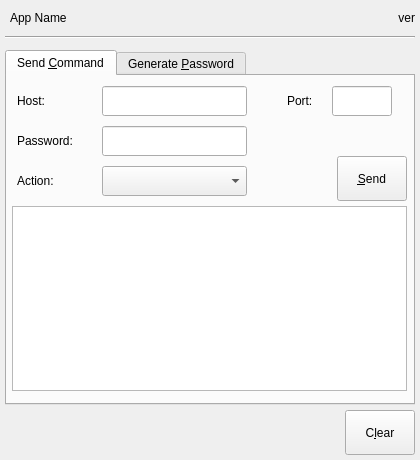
The window that tor-util.ui (GIJack/tor-util) describes before a commit, drawn with Qt 5.
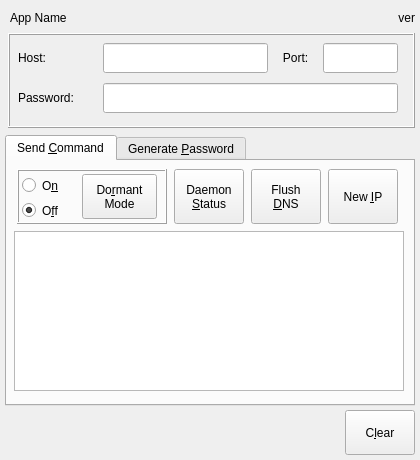
The same window after the commit. Icons and pictures are not drawn.

Commit message: overhaul UI, commands now uses -ng buttons

Patch:
```diff
--- a/tor-util.ui
+++ b/tor-util.ui
@@ -38,9 +38,9 @@
    <property name="geometry">
     <rect>
      <x>5</x>
-     <y>50</y>
+     <y>135</y>
      <width>410</width>
-     <height>355</height>
+     <height>271</height>
     </rect>
    </property>
    <property name="sizePolicy">
@@ -51,8 +51,8 @@
    </property>
    <property name="minimumSize">
     <size>
-     <width>410</width>
-     <height>355</height>
+     <width>0</width>
+     <height>0</height>
     </size>
    </property>
    <property name="focusPolicy">
@@ -71,159 +71,13 @@
     <attribute name="title">
      <string>Send &amp;Command</string>
     </attribute>
-    <widget class="QLineEdit" name="text_host_send">
-     <property name="geometry">
-      <rect>
-       <x>95</x>
-       <y>10</y>
-       <width>145</width>
-       <height>30</height>
-      </rect>
-     </property>
-     <property name="toolTip">
-      <string>Address of TOR daemon</string>
-     </property>
-     <property name="inputMethodHints">
-      <set>Qt::ImhNoAutoUppercase</set>
-     </property>
-     <property name="text">
-      <string/>
-     </property>
-     <property name="maxLength">
-      <number>64</number>
-     </property>
-     <property name="cursorPosition">
-      <number>0</number>
-     </property>
-    </widget>
-    <widget class="QLineEdit" name="text_port_send">
-     <property name="geometry">
-      <rect>
-       <x>325</x>
-       <y>10</y>
-       <width>60</width>
-       <height>30</height>
-      </rect>
-     </property>
-     <property name="toolTip">
-      <string>Port of TOR daemon</string>
-     </property>
-     <property name="inputMethodHints">
-      <set>Qt::ImhDigitsOnly|Qt::ImhPreferNumbers</set>
-     </property>
-     <property name="inputMask">
-      <string notr="true">99999</string>
-     </property>
-     <property name="text">
-      <string/>
-     </property>
-     <property name="maxLength">
-      <number>5</number>
-     </property>
-    </widget>
-    <widget class="QLabel" name="label_host_send">
-     <property name="geometry">
-      <rect>
-       <x>10</x>
-       <y>10</y>
-       <width>55</width>
-       <height>30</height>
-      </rect>
-     </property>
-     <property name="toolTip">
-      <string>Address of TOR daemon</string>
-     </property>
-     <property name="text">
-      <string>Host:</string>
-     </property>
-     <property name="alignment">
-      <set>Qt::AlignLeading|Qt::AlignLeft|Qt::AlignVCenter</set>
-     </property>
-    </widget>
-    <widget class="QLabel" name="label_port_send">
-     <property name="geometry">
-      <rect>
-       <x>280</x>
-       <y>10</y>
-       <width>40</width>
-       <height>30</height>
-      </rect>
-     </property>
-     <property name="toolTip">
-      <string>Port of TOR daemon</string>
-     </property>
-     <property name="text">
-      <string>Port:</string>
-     </property>
-     <property name="alignment">
-      <set>Qt::AlignLeading|Qt::AlignLeft|Qt::AlignVCenter</set>
-     </property>
-    </widget>
-    <widget class="QComboBox" name="combo_action_send">
-     <property name="geometry">
-      <rect>
-       <x>95</x>
-       <y>90</y>
-       <width>145</width>
-       <height>30</height>
-      </rect>
-     </property>
-     <property name="toolTip">
-      <string>Select What To Send</string>
-     </property>
-    </widget>
-    <widget class="QLabel" name="label_action_send">
-     <property name="geometry">
-      <rect>
-       <x>10</x>
-       <y>90</y>
-       <width>75</width>
-       <height>30</height>
-      </rect>
-     </property>
-     <property name="toolTip">
-      <string>Select What To Send</string>
-     </property>
-     <property name="text">
-      <string>Action:</string>
-     </property>
-     <property name="alignment">
-      <set>Qt::AlignLeading|Qt::AlignLeft|Qt::AlignVCenter</set>
-     </property>
-    </widget>
-    <widget class="QPushButton" name="button_send">
-     <property name="geometry">
-      <rect>
-       <x>330</x>
-       <y>80</y>
-       <width>70</width>
-       <height>45</height>
-      </rect>
-     </property>
-     <property name="sizePolicy">
-      <sizepolicy hsizetype="Fixed" vsizetype="Fixed">
-       <horstretch>0</horstretch>
-       <verstretch>0</verstretch>
-      </sizepolicy>
-     </property>
-     <property name="toolTip">
-      <string>Execute Command</string>
-     </property>
-     <property name="text">
-      <string>&amp;Send</string>
-     </property>
-     <property name="icon">
-      <iconset theme="media-playback-start">
-       <normaloff>.</normaloff>.</iconset>
-     </property>
-    </widget>
     <widget class="QPlainTextEdit" name="text_output_send">
      <property name="geometry">
       <rect>
-       <x>5</x>
-       <y>130</y>
-       <width>395</width>
-       <height>185</height>
+       <x>7</x>
+       <y>70</y>
+       <width>390</width>
+       <height>160</height>
       </rect>
      </property>
      <property name="sizePolicy">
@@ -247,46 +101,189 @@
       <set>Qt::TextSelectableByKeyboard|Qt::TextSelectableByMouse</set>
      </property>
     </widget>
-    <widget class="QLineEdit" name="text_password_send">
+    <widget class="QPushButton" name="button_daemon_status">
      <property name="geometry">
       <rect>
-       <x>95</x>
-       <y>50</y>
-       <width>145</width>
-       <height>30</height>
+       <x>167</x>
+       <y>8</y>
+       <width>70</width>
+       <height>55</height>
       </rect>
      </property>
+     <property name="sizePolicy">
+      <sizepolicy hsizetype="Fixed" vsizetype="Fixed">
+       <horstretch>0</horstretch>
+       <verstretch>0</verstretch>
+      </sizepolicy>
+     </property>
+     <property name="minimumSize">
+      <size>
+       <width>0</width>
+       <height>55</height>
+      </size>
+     </property>
+     <property name="maximumSize">
+      <size>
+       <width>70</width>
+       <height>16777215</height>
+      </size>
+     </property>
      <property name="toolTip">
       <string>Optional: TOR API Password. Omitted if Blank</string>
      </property>
-     <property name="inputMethodHints">
-      <set>Qt::ImhHiddenText|Qt::ImhNoAutoUppercase|Qt::ImhNoPredictiveText|Qt::ImhSensitiveData</set>
+     <property name="text">
+      <string>Daemon
+&amp;Status</string>
      </property>
-     <property name="inputMask">
-      <string/>
+    </widget>
+    <widget class="QPushButton" name="button_flush_dns">
+     <property name="geometry">
+      <rect>
+       <x>244</x>
+       <y>8</y>
+       <width>70</width>
+       <height>55</height>
+      </rect>
      </property>
-     <property name="maxLength">
-      <number>32767</number>
+     <property name="sizePolicy">
+      <sizepolicy hsizetype="Fixed" vsizetype="Fixed">
+       <horstretch>0</horstretch>
+       <verstretch>0</verstretch>
+      </sizepolicy>
      </property>
-     <property name="echoMode">
-      <enum>QLineEdit::Password</enum>
+     <property name="minimumSize">
+      <size>
+       <width>0</width>
+       <height>55</height>
+      </size>
      </property>
+     <property name="maximumSize">
+      <size>
+       <width>70</width>
+       <height>16777215</height>
+      </size>
+     </property>
+     <property name="text">
+      <string>Flush
+&amp;DNS</string>
+     </property>
     </widget>
-    <widget class="QLabel" name="label_password_send">
+    <widget class="QPushButton" name="button_new_ip">
+     <property name="geometry">
+      <rect>
+       <x>321</x>
+       <y>8</y>
+       <width>70</width>
+       <height>55</height>
+      </rect>
+     </property>
+     <property name="sizePolicy">
+      <sizepolicy hsizetype="Fixed" vsizetype="Fixed">
+       <horstretch>0</horstretch>
+       <verstretch>0</verstretch>
+      </sizepolicy>
+     </property>
+     <property name="minimumSize">
+      <size>
+       <width>0</width>
+       <height>55</height>
+      </size>
+     </property>
+     <property name="maximumSize">
+      <size>
+       <width>70</width>
+       <height>16777215</height>
+      </size>
+     </property>
+     <property name="toolTip">
+      <string>Execute Command</string>
+     </property>
+     <property name="text">
+      <string>New &amp;IP</string>
+     </property>
+    </widget>
+    <widget class="QFrame" name="frame_dormant_mode">
      <property name="geometry">
       <rect>
        <x>10</x>
-       <y>50</y>
-       <width>75</width>
-       <height>30</height>
+       <y>8</y>
+       <width>150</width>
+       <height>55</height>
       </rect>
      </property>
-     <property name="toolTip">
-      <string>Optional: TOR API Password. Omitted if Blank</string>
+     <property name="sizePolicy">
+      <sizepolicy hsizetype="Fixed" vsizetype="Fixed">
+       <horstretch>0</horstretch>
+       <verstretch>0</verstretch>
+      </sizepolicy>
      </property>
-     <property name="text">
-      <string>Password:</string>
+     <property name="minimumSize">
+      <size>
+       <width>145</width>
+       <height>55</height>
+      </size>
      </property>
+     <property name="maximumSize">
+      <size>
+       <width>150</width>
+       <height>16777215</height>
+      </size>
+     </property>
+     <property name="frameShape">
+      <enum>QFrame::Box</enum>
+     </property>
+     <property name="frameShadow">
+      <enum>QFrame::Raised</enum>
+     </property>
+     <widget class="QRadioButton" name="radio_dormant_on">
+      <property name="geometry">
+       <rect>
+        <x>5</x>
+        <y>5</y>
+        <width>50</width>
+        <height>23</height>
+       </rect>
+      </property>
+      <property name="text">
+       <string>O&amp;n</string>
+      </property>
+     </widget>
+     <widget class="QRadioButton" name="radio_dormant_off">
+      <property name="geometry">
+       <rect>
+        <x>5</x>
+        <y>30</y>
+        <width>50</width>
+        <height>23</height>
+       </rect>
+      </property>
+      <property name="text">
+       <string>O&amp;ff</string>
+      </property>
+      <property name="checked">
+       <bool>true</bool>
+      </property>
+     </widget>
+     <widget class="QPushButton" name="button_dormant_mode">
+      <property name="geometry">
+       <rect>
+        <x>65</x>
+        <y>5</y>
+        <width>75</width>
+        <height>45</height>
+       </rect>
+      </property>
+      <property name="minimumSize">
+       <size>
+        <width>0</width>
+        <height>0</height>
+       </size>
+      </property>
+      <property name="text">
+       <string>Do&amp;rmant
+Mode</string>
+      </property>
+     </widget>
     </widget>
    </widget>
    <widget class="QWidget" name="tab_gen_password_hash">
@@ -408,19 +405,6 @@
     <set>Qt::AlignRight|Qt::AlignTrailing|Qt::AlignVCenter</set>
    </property>
   </widget>
-  <widget class="Line" name="line">
-   <property name="geometry">
-    <rect>
-     <x>5</x>
-     <y>30</y>
-     <width>410</width>
-     <height>15</height>
-    </rect>
-   </property>
-   <property name="orientation">
-    <enum>Qt::Horizontal</enum>
-   </property>
-  </widget>
   <widget class="QPushButton" name="button_clear">
    <property name="geometry">
     <rect>
@@ -450,14 +434,154 @@
     <bool>false</bool>
    </property>
   </widget>
-  <action name="action_api_send">
-   <property name="text">
-    <string>_api_send</string>
+  <widget class="QFrame" name="frame_config">
+   <property name="geometry">
+    <rect>
+     <x>8</x>
+     <y>33</y>
+     <width>407</width>
+     <height>95</height>
+    </rect>
    </property>
-   <property name="shortcut">
-    <string>Ctrl+S</string>
+   <property name="minimumSize">
+    <size>
+     <width>0</width>
+     <height>95</height>
+    </size>
    </property>
-  </action>
+   <property name="frameShape">
+    <enum>QFrame::Box</enum>
+   </property>
+   <property name="frameShadow">
+    <enum>QFrame::Raised</enum>
+   </property>
+   <widget class="QLineEdit" name="text_password_send">
+    <property name="geometry">
+     <rect>
+      <x>95</x>
+      <y>50</y>
+      <width>295</width>
+      <height>30</height>
+     </rect>
+    </property>
+    <property name="toolTip">
+     <string>Optional: TOR API Password. Omitted if Blank</string>
+    </property>
+    <property name="inputMethodHints">
+     <set>Qt::ImhHiddenText|Qt::ImhNoAutoUppercase|Qt::ImhNoPredictiveText|Qt::ImhSensitiveData</set>
+    </property>
+    <property name="inputMask">
+     <string/>
+    </property>
+    <property name="maxLength">
+     <number>32767</number>
+    </property>
+    <property name="echoMode">
+     <enum>QLineEdit::Password</enum>
+    </property>
+   </widget>
+   <widget class="QLineEdit" name="text_host_send">
+    <property name="geometry">
+     <rect>
+      <x>95</x>
+      <y>10</y>
+      <width>165</width>
+      <height>30</height>
+     </rect>
+    </property>
+    <property name="toolTip">
+     <string>Address of TOR daemon</string>
+    </property>
+    <property name="inputMethodHints">
+     <set>Qt::ImhNoAutoUppercase</set>
+    </property>
+    <property name="text">
+     <string/>
+    </property>
+    <property name="maxLength">
+     <number>64</number>
+    </property>
+    <property name="cursorPosition">
+     <number>0</number>
+    </property>
+   </widget>
+   <widget class="QLabel" name="label_host_send">
+    <property name="geometry">
+     <rect>
+      <x>10</x>
+      <y>10</y>
+      <width>40</width>
+      <height>30</height>
+     </rect>
+    </property>
+    <property name="toolTip">
+     <string>Address of TOR daemon</string>
+    </property>
+    <property name="text">
+     <string>Host:</string>
+    </property>
+    <property name="alignment">
+     <set>Qt::AlignLeading|Qt::AlignLeft|Qt::AlignVCenter</set>
+    </property>
+   </widget>
+   <widget class="QLabel" name="label_port_send">
+    <property name="geometry">
+     <rect>
+      <x>270</x>
+      <y>10</y>
+      <width>35</width>
+      <height>30</height>
+     </rect>
+    </property>
+    <property name="toolTip">
+     <string>Port of TOR daemon</string>
+    </property>
+    <property name="text">
+     <string>Port:</string>
+    </property>
+    <property name="alignment">
+     <set>Qt::AlignCenter</set>
+    </property>
+   </widget>
+   <widget class="QLineEdit" name="text_port_send">
+    <property name="geometry">
+     <rect>
+      <x>315</x>
+      <y>10</y>
+      <width>75</width>
+      <height>30</height>
+     </rect>
+    </property>
+    <property name="toolTip">
+     <string>Port of TOR daemon</string>
+    </property>
+    <property name="inputMethodHints">
+     <set>Qt::ImhDigitsOnly|Qt::ImhPreferNumbers</set>
+    </property>
+    <property name="inputMask">
+     <string notr="true">99999</string>
+    </property>
+    <property name="maxLength">
+     <number>5</number>
+    </property>
+   </widget>
+   <widget class="QLabel" name="label_password_send">
+    <property name="geometry">
+     <rect>
+      <x>10</x>
+      <y>50</y>
+      <width>75</width>
+      <height>30</height>
+     </rect>
+    </property>
+    <property name="toolTip">
+     <string>Optional: TOR API Password. Omitted if Blank</string>
+    </property>
+    <property name="text">
+     <string>Password:</string>
+    </property>
+   </widget>
+  </widget>
   <action name="action_gen_password">
    <property name="text">
     <string>_gen_password</string>
```
Left out of the diff: 119 changed lines with no effect on the pictures. The commit also changes 1 other file.
